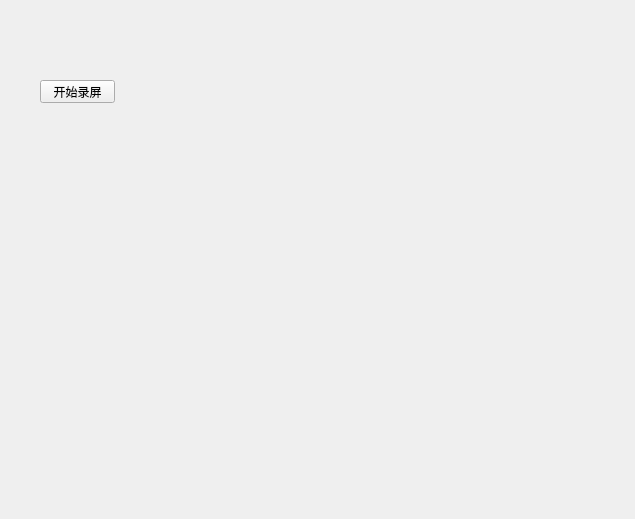
mahuifa/QMDemo, file FFmpegDemo/Screencap/widget.ui: the form before one commit.
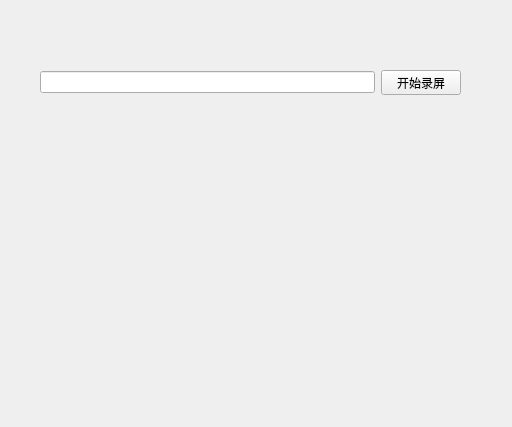
The form after the commit.

Diff of the .ui file:
```diff
--- a/FFmpegDemo/Screencap/widget.ui
+++ b/FFmpegDemo/Screencap/widget.ui
@@ -6,25 +6,34 @@
    <rect>
     <x>0</x>
     <y>0</y>
-    <width>635</width>
-    <height>519</height>
+    <width>512</width>
+    <height>427</height>
    </rect>
   </property>
   <property name="windowTitle">
    <string>Widget</string>
   </property>
-  <widget class="QPushButton" name="but_open">
+  <widget class="QWidget" name="">
    <property name="geometry">
     <rect>
      <x>40</x>
-     <y>80</y>
-     <width>75</width>
-     <height>23</height>
+     <y>70</y>
+     <width>421</width>
+     <height>25</height>
     </rect>
    </property>
+   <layout class="QHBoxLayout" name="horizontalLayout">
+    <item>
+     <widget class="QLineEdit" name="line_path"/>
+    </item>
+    <item>
+     <widget class="QPushButton" name="but_open">
    <property name="text">
     <string>开始录屏</string>
    </property>
+     </widget>
+    </item>
+   </layout>
   </widget>
  </widget>
  <resources/>
```
Lines whose indentation alone changed are shown as unchanged.
